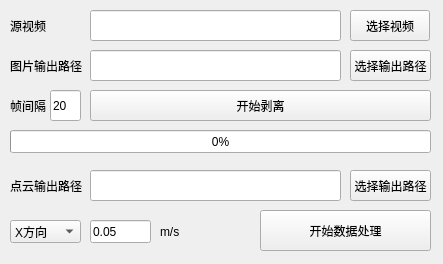
First picture: the form in mainwindow.ui, repository lnwin/Video2Pictures, before the edit.
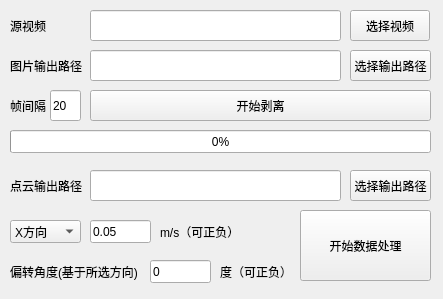
Second picture: the form after the edit.

Commit message: 添加了角度偏差

```diff
--- a/mainwindow.ui
+++ b/mainwindow.ui
@@ -7,7 +7,7 @@
     <x>0</x>
     <y>0</y>
     <width>443</width>
-    <height>264</height>
+    <height>299</height>
    </rect>
   </property>
   <property name="windowTitle">
@@ -118,10 +118,10 @@
    <widget class="QPushButton" name="startProcess">
     <property name="geometry">
      <rect>
-      <x>260</x>
+      <x>300</x>
       <y>210</y>
-      <width>171</width>
-      <height>41</height>
+      <width>131</width>
+      <height>71</height>
      </rect>
     </property>
     <property name="text">
@@ -208,12 +208,12 @@
      <rect>
       <x>160</x>
       <y>220</y>
-      <width>21</width>
+      <width>81</width>
       <height>23</height>
      </rect>
     </property>
     <property name="text">
-     <string>m/s</string>
+     <string>m/s（可正负）</string>
     </property>
    </widget>
    <widget class="QComboBox" name="comboBox_pushDirction">
@@ -244,6 +244,45 @@
      </property>
     </item>
    </widget>
+   <widget class="QLineEdit" name="PZAngle">
+    <property name="geometry">
+     <rect>
+      <x>150</x>
+      <y>260</y>
+      <width>61</width>
+      <height>23</height>
+     </rect>
+    </property>
+    <property name="text">
+     <string>0</string>
+    </property>
+   </widget>
+   <widget class="QLabel" name="label_6">
+    <property name="geometry">
+     <rect>
+      <x>220</x>
+      <y>260</y>
+      <width>81</width>
+      <height>23</height>
+     </rect>
+    </property>
+    <property name="text">
+     <string>度（可正负）</string>
+    </property>
+   </widget>
+   <widget class="QLabel" name="label_7">
+    <property name="geometry">
+     <rect>
+      <x>10</x>
+      <y>260</y>
+      <width>131</width>
+      <height>23</height>
+     </rect>
+    </property>
+    <property name="text">
+     <string>偏转角度(基于所选方向)</string>
+    </property>
+   </widget>
   </widget>
  </widget>
  <resources/>
```
The commit also changes 4 other files.
